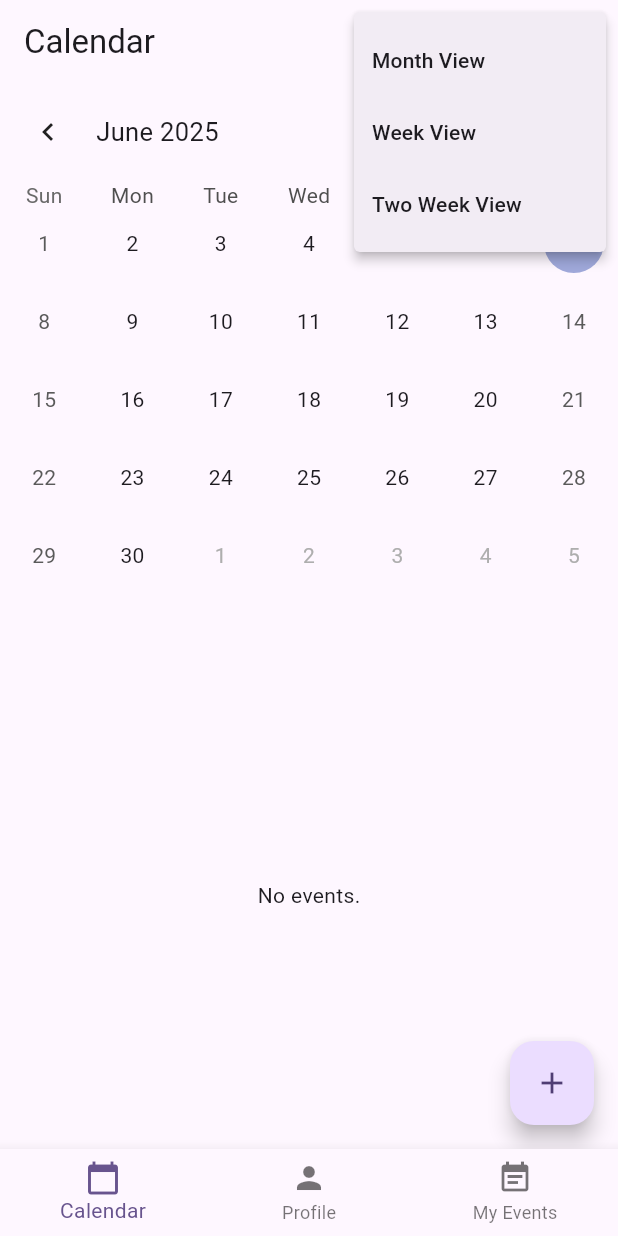
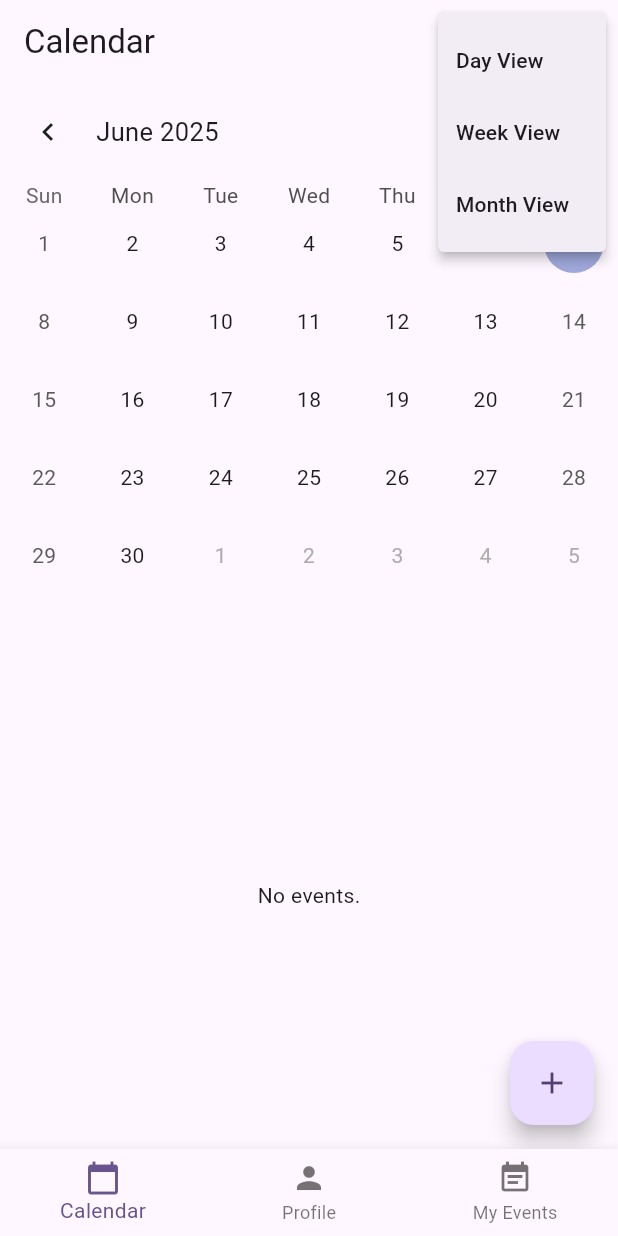
Before and after one commit to momchilmg/Sirma-Flutter-Exam, a Flutter app: the screen it shows once a user with an empty profile is signed in, after a tap on the "view agenda" icon, on a phone screen of 412 x 824 dp. Run offline on Flutter 3.47's test engine with Material 3 defaults, Android fonts, the phone set to English and light mode, and no system bars; drawn by our look-alikes of table_calendar; our stand-ins replace cloud_firestore, firebase_auth, firebase_core, flutter_local_notifications, timezone; missing offline and left inert: dart:ffi; accounts and stored records are empty.

Commit message:
events list depend of day, week or month choice

```diff
--- a/lib/screens/calendar_screen.dart
+++ b/lib/screens/calendar_screen.dart
@@ -1,3 +1,5 @@
+import 'dart:ffi';
+
 import 'package:calendar_application/screens/event_form_screen.dart';
 import 'package:firebase_auth/firebase_auth.dart';
 import 'package:flutter/material.dart';
@@ -14,7 +16,11 @@ class CalendarScreen extends StatefulWidget {
 class _CalendarScreenState extends State<CalendarScreen> {
   DateTime _focusedDay = DateTime.now();
   DateTime? _selectedDay;
+  DateTime? _startDate = DateTime.now();
+  DateTime? _endDate = DateTime.now();
   CalendarFormat _calendarFormat = CalendarFormat.month;
+  int _calendarIntFormat = 1;
+  String showEventsForThis = 'day';
 
   final currentUser = FirebaseAuth.instance.currentUser;
 
@@ -35,17 +41,29 @@ class _CalendarScreenState extends State<CalendarScreen> {
       appBar: AppBar(
         title: const Text("Calendar"),
         actions: [
-          PopupMenuButton<CalendarFormat>(
+          PopupMenuButton<int>(
             icon: const Icon(Icons.view_agenda),
             onSelected: (format) {
+              showEventsForThis = 'day';
+              CalendarFormat cf = CalendarFormat.month;
+              if (format == 2) {
+                //week
+                cf = CalendarFormat.week;
+                showEventsForThis = 'week';
+              }
+              else if (format == 3) {
+                showEventsForThis = 'month';
+              }
               setState(() {
-                _calendarFormat = format;
+                _calendarFormat = cf;
+                _calendarIntFormat = format;
+                _selectedDay = null;
               });
             },
             itemBuilder: (context) => const [
-              PopupMenuItem(value: CalendarFormat.month, child: Text("Month View")),
-              PopupMenuItem(value: CalendarFormat.week, child: Text("Week View")),
-              PopupMenuItem(value: CalendarFormat.twoWeeks, child: Text("Two Week View")),
+              PopupMenuItem(value: 1, child: Text("Day View")),
+              PopupMenuItem(value: 2, child: Text("Week View")),
+              PopupMenuItem(value: 3, child: Text("Month View")),
             ],
           ),
         ],
@@ -53,15 +71,29 @@ class _CalendarScreenState extends State<CalendarScreen> {
       body: Column(
         children: [
           TableCalendar(
-            firstDay: DateTime.utc(2020, 1, 1),
-            lastDay: DateTime.utc(2030, 12, 31),
+            firstDay: DateTime.utc(2025, 1, 1),
+            lastDay: DateTime.utc(2035, 12, 31),
             focusedDay: _focusedDay,
             selectedDayPredicate: (day) => isSameDay(_selectedDay, day),
             calendarFormat: _calendarFormat,
             onDaySelected: (selectedDay, focusedDay) {
+              DateTime? startDate = selectedDay.copyWith(hour: 0, minute: 0, second: 0);
+              DateTime? endDate = selectedDay.copyWith(hour: 23, minute: 59, second: 59);
+              if (_calendarIntFormat == 3) {
+                //month
+                startDate = DateTime(startDate.year, startDate.month, 1, startDate.hour, startDate.minute, startDate.second);
+                endDate = DateTime(endDate.year, endDate.month + 1, 0, endDate.hour, endDate.minute, endDate.second);
+              }
+              else if (_calendarIntFormat == 2) {
+                //week
+                startDate = startDate.subtract(Duration(days: startDate.weekday - 1));
+                endDate = endDate.add(Duration(days: DateTime.daysPerWeek - endDate.weekday));
+              }
               setState(() {
                 _selectedDay = selectedDay;
                 _focusedDay = focusedDay;
+                _startDate = startDate;
+                _endDate = endDate;
               });
             },
             onFormatChanged: (format) {
@@ -80,7 +112,7 @@ class _CalendarScreenState extends State<CalendarScreen> {
                   const Icon(Icons.today),
                   const SizedBox(width: 8),
                   Text(
-                    'Selected: ${_selectedDay!.toLocal().toString().split(' ')[0]}',
+                    'Selected: ${_selectedDay!.toLocal().toString().split(' ')[0]} (events this $showEventsForThis)' ,
                     style: const TextStyle(fontSize: 16),
                   ),
                 ],
@@ -90,7 +122,12 @@ class _CalendarScreenState extends State<CalendarScreen> {
           Expanded(
             child: Center(child: Expanded(
               child: StreamBuilder<QuerySnapshot>(
-                stream: FirebaseFirestore.instance.collection('events').orderBy('startTime').snapshots(),
+                stream: FirebaseFirestore.instance
+                  .collection('events')
+                  .where('startTime', isGreaterThanOrEqualTo: _startDate!.toIso8601String())
+                  .where('startTime', isLessThan: _endDate!.toIso8601String())
+                  .orderBy('startTime')
+                  .snapshots(),
                 builder: (context, snapshot) {
                   if (snapshot.connectionState == ConnectionState.waiting) {
                     return const Center(child: CircularProgressIndicator());
@@ -100,15 +137,10 @@ class _CalendarScreenState extends State<CalendarScreen> {
                     return const Center(child: Text("No events."));
                   }
 
-                  final selectedDateStr = _selectedDay?.toIso8601String().split('T').first;
-
-                  final events = snapshot.data!.docs.where((doc) {
-                    final start = doc['startTime'] as String;
-                    return start.startsWith(selectedDateStr ?? '');
-                  }).toList();
+                  final events = snapshot.data?.docs ?? [];
 
                   if (events.isEmpty) {
-                    return const Center(child: Text("No events for this day."));
+                    return const Center(child: Text("No events for this period."));
                   }
 
                   return ListView.builder(
```
